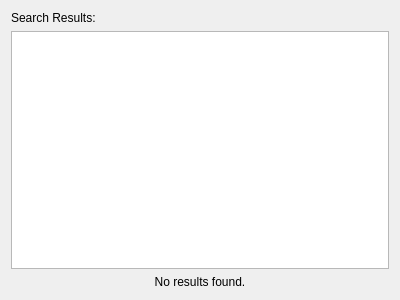
Old version of the form searchwindow.ui in the repository esdrasbeleza/BlzMovies.
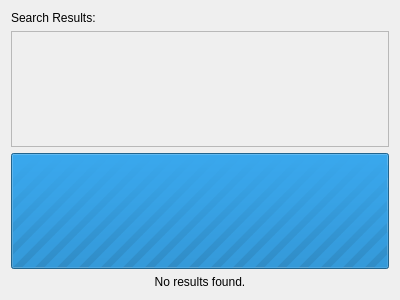
New version of the form.

Commit message: Showing the results

What changed in the file:
```diff
--- a/searchwindow.ui
+++ b/searchwindow.ui
@@ -22,10 +22,48 @@
     </widget>
    </item>
    <item>
-    <widget class="QListWidget" name="resultListWidget"/>
+    <widget class="QScrollArea" name="resultsArea">
+     <property name="widgetResizable">
+      <bool>true</bool>
+     </property>
+     <widget class="QWidget" name="scrollAreaWidgetContents">
+      <property name="geometry">
+       <rect>
+        <x>0</x>
+        <y>0</y>
+        <width>374</width>
+        <height>106</height>
+       </rect>
+      </property>
+      <layout class="QVBoxLayout" name="verticalLayout_3">
+       <item>
+        <layout class="QVBoxLayout" name="resultsVBox"/>
+       </item>
+      </layout>
+     </widget>
+    </widget>
    </item>
    <item>
-    <widget class="QLabel" name="label_2">
+    <widget class="QProgressBar" name="progressBar">
+     <property name="sizePolicy">
+      <sizepolicy hsizetype="Expanding" vsizetype="MinimumExpanding">
+       <horstretch>0</horstretch>
+       <verstretch>0</verstretch>
+      </sizepolicy>
+     </property>
+     <property name="maximum">
+      <number>0</number>
+     </property>
+     <property name="value">
+      <number>-1</number>
+     </property>
+     <property name="alignment">
+      <set>Qt::AlignCenter</set>
+     </property>
+    </widget>
+   </item>
+   <item>
+    <widget class="QLabel" name="noResultsLabel">
      <property name="text">
       <string>No results found.</string>
      </property>
```
The commit also changes 17 other files.
